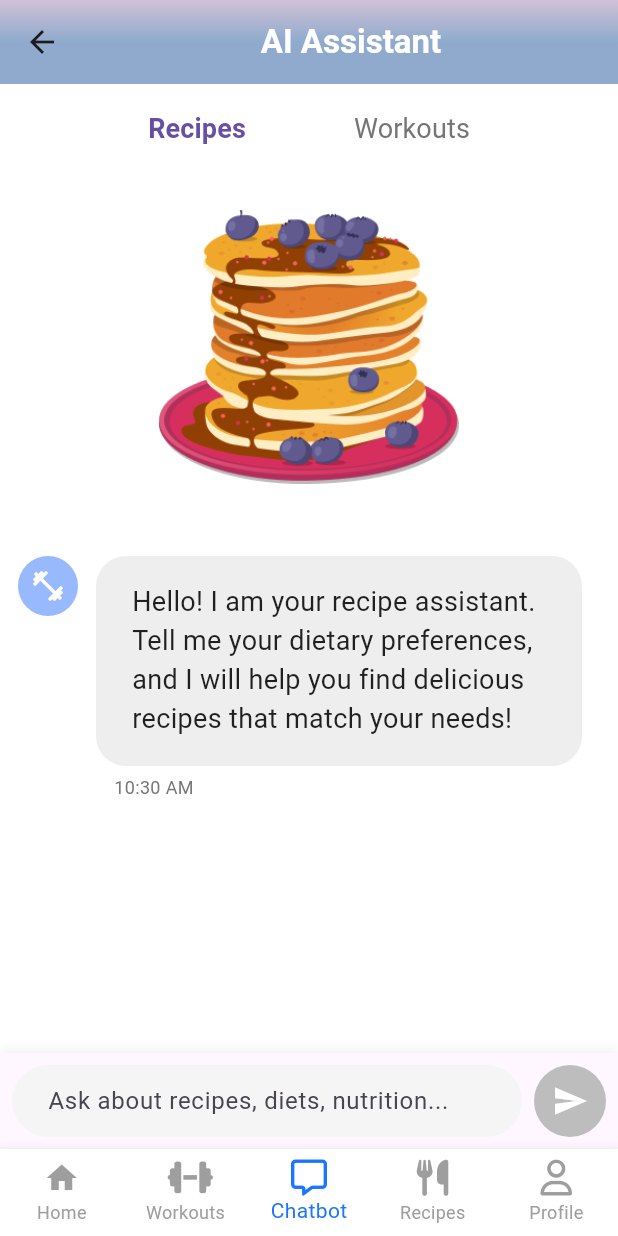
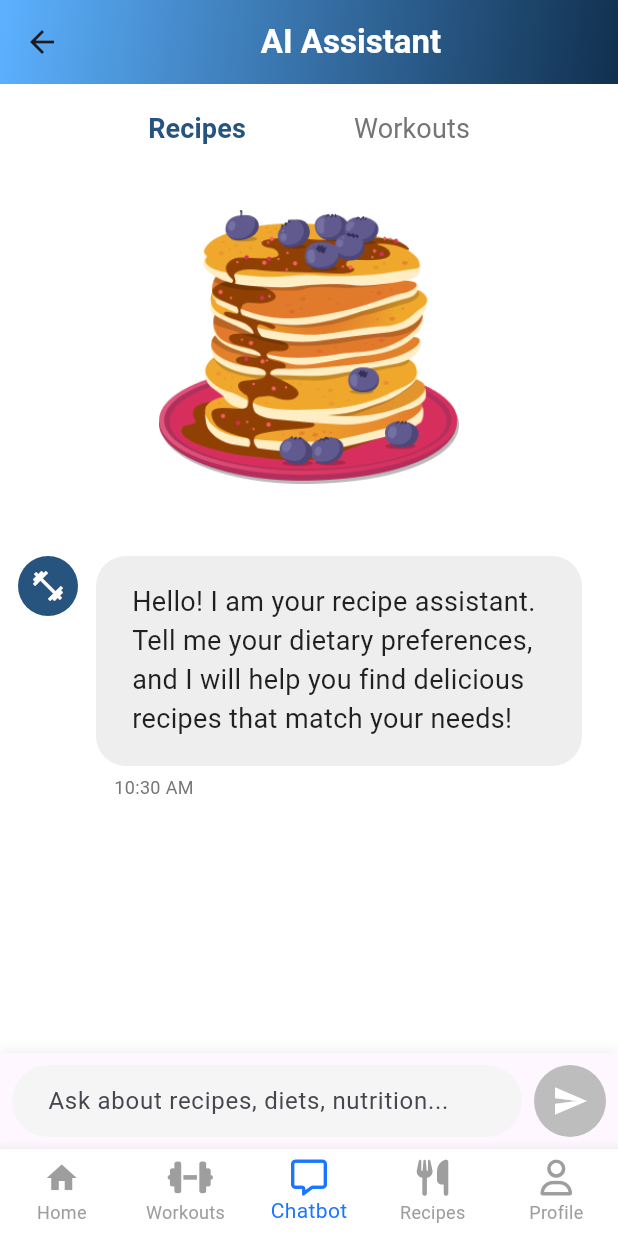
Before and after one commit to Recipe-Rise/Flutter-GP, a Flutter app: the ChatScreen screen opened directly, on a phone screen of 412 x 824 dp. Run offline on Flutter 3.47's test engine with Material 3 defaults, Android fonts, the light colour scheme and no system bars; our stand-ins replace bloc, flutter_bloc, flutter_vector_icons, font_awesome_flutter, get, google_generative_ai and 1 more.

Commit message:
colors of chat screen changed

```diff
--- a/lib/features/Home/presentation/views/water_intake_screen.dart
+++ b/lib/features/Home/presentation/views/water_intake_screen.dart
@@ -5,7 +5,6 @@ import 'package:fitfork_gp/features/Home/presentation/widgets/hydration_progress
 import 'package:fitfork_gp/features/Home/presentation/widgets/water_log_item.dart';
 import 'package:fitfork_gp/features/Home/presentation/widgets/weekly_progress_chart.dart';
 import 'package:flutter/material.dart';
-import 'package:intl/intl.dart';
 
 class WaterIntakeScreen extends StatefulWidget {
   const WaterIntakeScreen({Key? key}) : super(key: key);
--- a/lib/features/chat/presentation/views/chat_screen.dart
+++ b/lib/features/chat/presentation/views/chat_screen.dart
@@ -53,16 +53,7 @@ class _ChatScreenState extends State<ChatScreen> with TickerProviderStateMixin {
         backgroundColor: kPrimaryColor,
         elevation: 0,
         flexibleSpace: Container(
-          decoration: const BoxDecoration(
-            gradient: LinearGradient(
-              begin: Alignment.topCenter,
-              end: Alignment.center,
-              colors: [
-                Color.fromARGB(255, 209, 193, 214),
-                Color.fromARGB(255, 143, 170, 205),
-              ],
-            ),
-          ),
+          decoration: const BoxDecoration(gradient: kButtonColor),
         ),
       ),
       body: Container(
@@ -103,7 +94,7 @@ class _ChatScreenState extends State<ChatScreen> with TickerProviderStateMixin {
                               ? FontWeight.bold
                               : FontWeight.normal,
                           color: _selectedCategory == index
-                              ? Theme.of(context).colorScheme.primary
+                              ? Color(0xff27547F)
                               : Colors.grey.shade600,
                         ),
                       ),
--- a/lib/features/chat/presentation/widgets/chat_input_field.dart
+++ b/lib/features/chat/presentation/widgets/chat_input_field.dart
@@ -54,6 +54,7 @@ class _ChatInputFieldState extends State<ChatInputField> {
         children: [
           Expanded(
             child: TextField(
+              cursorColor: Color(0xff27547F),
               controller: _textController,
               decoration: InputDecoration(
                 hintText: widget.hintText,
@@ -83,7 +84,7 @@ class _ChatInputFieldState extends State<ChatInputField> {
           Container(
             decoration: BoxDecoration(
               color: _isComposing && !widget.isLoading
-                  ? Color(0xff98B9FE)
+                  ? Color(0xff27547F)
                   : Colors.grey.shade400,
               shape: BoxShape.circle,
             ),
--- a/lib/features/chat/presentation/widgets/message_bubble.dart
+++ b/lib/features/chat/presentation/widgets/message_bubble.dart
@@ -21,7 +21,7 @@ class ChatMessageBubble extends StatelessWidget {
         children: [
           if (!message.isUser && showAvatar)
             CircleAvatar(
-              backgroundColor: Color(0xff98B9FE),
+              backgroundColor: Color(0xff27547F),
               child: const Icon(Icons.fitness_center, color: Colors.white),
             ),
           if (!message.isUser && !showAvatar) const SizedBox(width: 40),
@@ -40,7 +40,7 @@ class ChatMessageBubble extends StatelessWidget {
                   ),
                   decoration: BoxDecoration(
                     color: message.isUser
-                        ? Color(0xff98B9FE)
+                        ? Color(0xff509DE3)
                         : Colors.grey.shade200,
                     borderRadius: BorderRadius.circular(20),
                   ),
```
